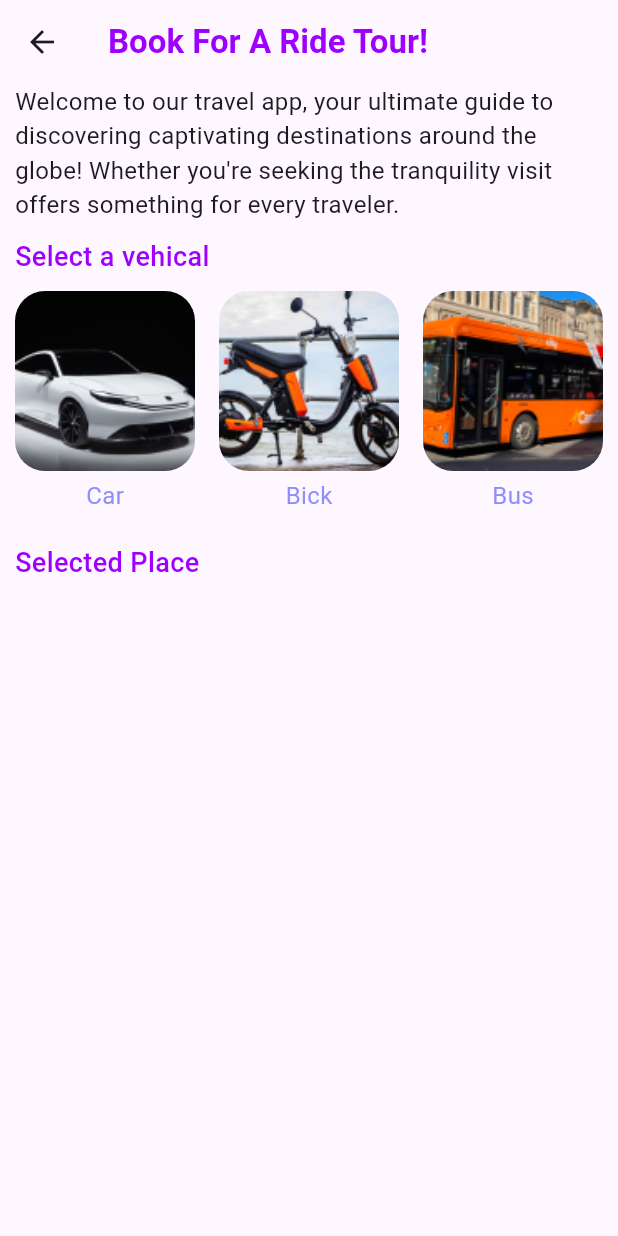
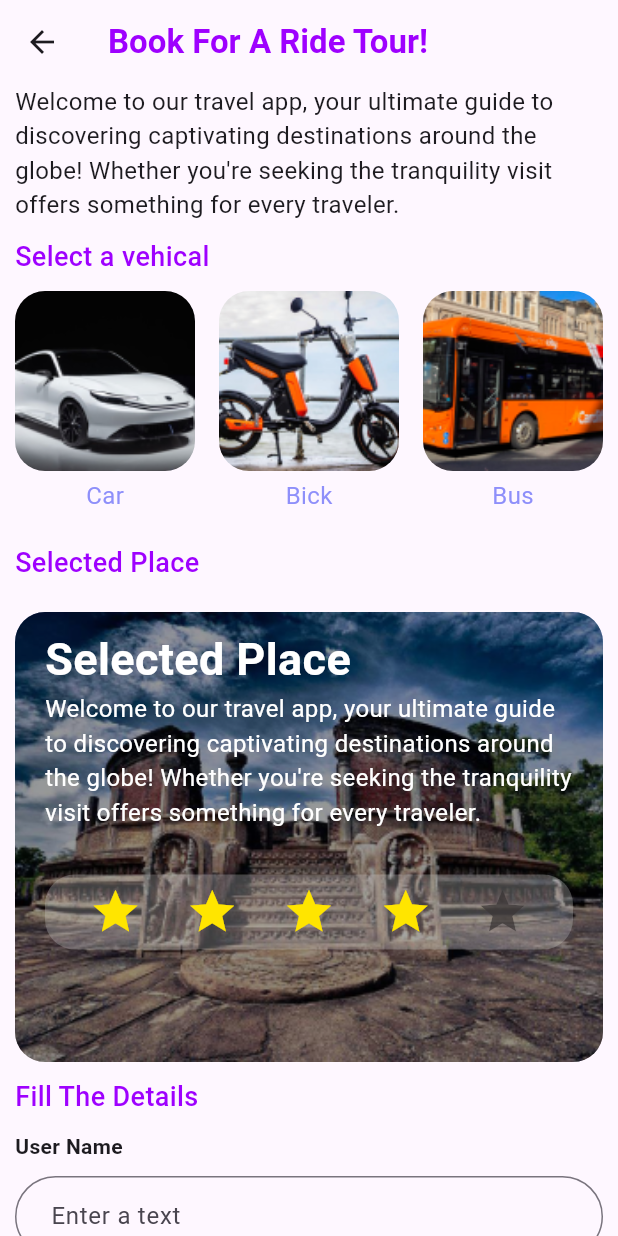
Before and after one commit to WmIsuru2001/Awesome-Places, a Flutter app: the BookRidePage screen opened directly, on a phone screen of 412 x 824 dp. Run offline on Flutter 3.47's test engine with Material 3 defaults, Android fonts, the phone set to English and light mode, and no system bars.

Commit message:
update book ride page

```diff
--- a/lib/pages/book_ride_page.dart
+++ /dev/null
@@ -1,80 +0,0 @@
-import 'package:awesome_places/utils/colors.dart';
-import 'package:awesome_places/widgets/reuserble/book_ride_page/vehical_card.dart';
-import 'package:flutter/material.dart';
-
-class BookRidePage extends StatelessWidget {
-  const BookRidePage({super.key});
-
-  @override
-  Widget build(BuildContext context) {
-    return Scaffold(
-      appBar: AppBar(
-        title: const Text(
-          "Book For A Ride Tour!",
-          style: TextStyle(
-            fontSize: 22,
-            fontWeight: FontWeight.w600,
-            color: mainColor,
-          ),
-        ),
-      ),
-      body: const SingleChildScrollView(
-        child: Padding(
-          padding: EdgeInsets.symmetric(horizontal: 10),
-          child: Column(
-            crossAxisAlignment: CrossAxisAlignment.start,
-            children: [
-              Text(
-                "Welcome to our travel app, your ultimate guide to discovering captivating destinations around the globe! Whether you're seeking the tranquility visit offers something for every traveler.",
-                style: TextStyle(
-                  fontSize: 16,
-                  fontWeight: FontWeight.w400,
-                ),
-              ),
-              SizedBox(
-                height: 10,
-              ),
-              Text(
-                "Select a vehical",
-                style: TextStyle(
-                    fontSize: 18,
-                    fontWeight: FontWeight.w500,
-                    color: mainColor),
-              ),
-              SizedBox(
-                height: 10,
-              ),
-              Row(
-                mainAxisAlignment: MainAxisAlignment.spaceBetween,
-                children: [
-                  VehicalCard(
-                    imageName: "assets/Mask group.png",
-                    vehicalName: "Car",
-                  ),
-                  VehicalCard(
-                    imageName: "assets/Mask group-1.png",
-                    vehicalName: "Bick",
-                  ),
-                  VehicalCard(
-                    imageName: "assets/Mask group-2.png",
-                    vehicalName: "Bus",
-                  ),
-                ],
-              ),
-              SizedBox(
-                height: 20,
-              ),
-              Text(
-                "Selected Place",
-                style: TextStyle(
-                    fontSize: 18,
-                    fontWeight: FontWeight.w500,
-                    color: mainColor),
-              ),
-            ],
-          ),
-        ),
-      ),
-    );
-  }
-}
--- /dev/null
+++ b/lib/pages/booking_page/book_ride_page.dart
@@ -0,0 +1,150 @@
+import 'package:awesome_places/pages/booking_page/bookings_form.dart';
+import 'package:awesome_places/utils/colors.dart';
+import 'package:awesome_places/widgets/reuserble/book_ride_page/vehical_card.dart';
+import 'package:awesome_places/widgets/shared/ratings.dart';
+import 'package:flutter/material.dart';
+
+class BookRidePage extends StatelessWidget {
+  const BookRidePage({super.key});
+
+  @override
+  Widget build(BuildContext context) {
+    return Scaffold(
+      appBar: AppBar(
+        title: const Text(
+          "Book For A Ride Tour!",
+          style: TextStyle(
+            fontSize: 22,
+            fontWeight: FontWeight.w600,
+            color: mainColor,
+          ),
+        ),
+      ),
+      body: SingleChildScrollView(
+        child: Padding(
+          padding: const EdgeInsets.symmetric(horizontal: 10),
+          child: Column(
+            crossAxisAlignment: CrossAxisAlignment.start,
+            children: [
+              const Text(
+                "Welcome to our travel app, your ultimate guide to discovering captivating destinations around the globe! Whether you're seeking the tranquility visit offers something for every traveler.",
+                style: TextStyle(
+                  fontSize: 16,
+                  fontWeight: FontWeight.w400,
+                ),
+              ),
+              const SizedBox(
+                height: 10,
+              ),
+              const Text(
+                "Select a vehical",
+                style: TextStyle(
+                    fontSize: 18,
+                    fontWeight: FontWeight.w500,
+                    color: mainColor),
+              ),
+              const SizedBox(
+                height: 10,
+              ),
+              const Row(
+                mainAxisAlignment: MainAxisAlignment.spaceBetween,
+                children: [
+                  VehicalCard(
+                    imageName: "assets/Mask group.png",
+                    vehicalName: "Car",
+                  ),
+                  VehicalCard(
+                    imageName: "assets/Mask group-1.png",
+                    vehicalName: "Bick",
+                  ),
+                  VehicalCard(
+                    imageName: "assets/Mask group-2.png",
+                    vehicalName: "Bus",
+                  ),
+                ],
+              ),
+              const SizedBox(
+                height: 20,
+              ),
+              const Text(
+                "Selected Place",
+                style: TextStyle(
+                    fontSize: 18,
+                    fontWeight: FontWeight.w500,
+                    color: mainColor),
+              ),
+              const SizedBox(
+                height: 20,
+              ),
+              Stack(
+                children: [
+                  ClipRRect(
+                    borderRadius: BorderRadius.circular(20),
+                    child: Image.asset(
+                      "assets/Cultural.png",
+                      height: 300,
+                      fit: BoxFit.cover,
+                    ),
+                  ),
+                  Container(
+                    decoration: BoxDecoration(
+                      color: Colors.black.withOpacity(0.4),
+                      borderRadius: BorderRadius.circular(20),
+                    ),
+                    width: double.infinity,
+                    height: 300,
+                  ),
+                  const Padding(
+                    padding: EdgeInsets.symmetric(
+                      horizontal: 20,
+                      vertical: 10,
+                    ),
+                    child: Column(
+                      crossAxisAlignment: CrossAxisAlignment.start,
+                      children: [
+                        Text(
+                          "Selected Place",
+                          style: TextStyle(
+                            fontSize: 30,
+                            fontWeight: FontWeight.w600,
+                            color: mainWhite,
+                          ),
+                        ),
+                        Text(
+                          "Welcome to our travel app, your ultimate guide to discovering captivating destinations around the globe! Whether you're seeking the tranquility visit offers something for every traveler.",
+                          style: TextStyle(
+                            fontSize: 16,
+                            fontWeight: FontWeight.w400,
+                            color: mainWhite,
+                          ),
+                        ),
+                        SizedBox(
+                          height: 30,
+                        ),
+                        Ratings(),
+                      ],
+                    ),
+                  )
+                ],
+              ),
+              const SizedBox(
+                height: 10,
+              ),
+              const Text(
+                "Fill The Details",
+                style: TextStyle(
+                    fontSize: 18,
+                    fontWeight: FontWeight.w500,
+                    color: mainColor),
+              ),
+              const SizedBox(
+                height: 10,
+              ),
+              const BookingsForm(),
+            ],
+          ),
+        ),
+      ),
+    );
+  }
+}
--- /dev/null
+++ b/lib/pages/booking_page/bookings_form.dart
@@ -0,0 +1,38 @@
+import 'package:awesome_places/widgets/shared/inputs.dart';
+import 'package:flutter/material.dart';
+
+class BookingsForm extends StatelessWidget {
+  const BookingsForm({super.key});
+
+  @override
+  Widget build(BuildContext context) {
+    return const Column(
+      crossAxisAlignment: CrossAxisAlignment.start,
+      children: [
+        Text(
+          "User Name",
+          style: TextStyle(
+            fontWeight: FontWeight.bold,
+          ),
+        ),
+        SizedBox(
+          height: 10,
+        ),
+        Inputs(),
+        SizedBox(
+          height: 10,
+        ),
+        Text(
+          "User Name",
+          style: TextStyle(
+            fontWeight: FontWeight.bold,
+          ),
+        ),
+        SizedBox(
+          height: 10,
+        ),
+        Inputs(),
+      ],
+    );
+  }
+}
--- a/lib/pages/home_page.dart
+++ b/lib/pages/home_page.dart
@@ -1,4 +1,4 @@
-import 'package:awesome_places/pages/book_ride_page.dart';
+import 'package:awesome_places/pages/booking_page/book_ride_page.dart';
 import 'package:awesome_places/pages/cultural_page.dart';
 import 'package:awesome_places/pages/landmarks_page.dart';
 import 'package:awesome_places/pages/natural_wonders_page.dart';
```
